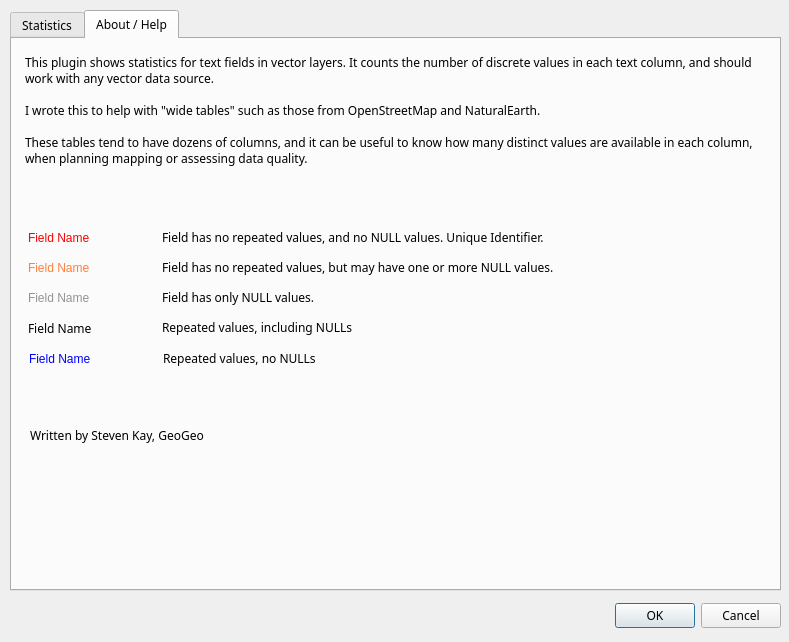
This is VectorTextFieldStatistics_dialog_base.ui in GeoGeo/VectorTextFieldStatistics as Qt 5 draws it before an edit. The edited form follows.
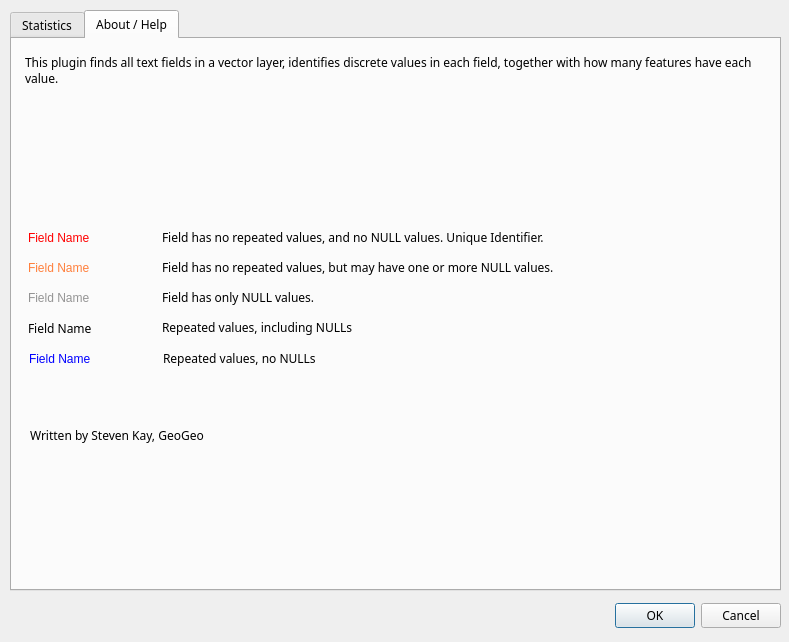
This is the edited form. The open tabs and pages were chosen to show the change.

Commit message: simplified help text, fix to manifest

What changed in the file:
```diff
--- a/VectorTextFieldStatistics_dialog_base.ui
+++ b/VectorTextFieldStatistics_dialog_base.ui
@@ -274,11 +274,7 @@
       </rect>
      </property>
      <property name="text">
-      <string>This plugin shows statistics for text fields in vector layers. It counts the number of discrete values in each text column, and should work with any vector data source. 
-
-I wrote this to help with &quot;wide tables&quot; such as those from OpenStreetMap and NaturalEarth. 
-
-These tables tend to have dozens of columns, and it can be useful to know how many distinct values are available in each column, when planning mapping or assessing data quality.</string>
+      <string>This plugin finds all text fields in a vector layer, identifies discrete values in each field, together with how many features have each value.</string>
      </property>
      <property name="alignment">
       <set>Qt::AlignLeading|Qt::AlignLeft|Qt::AlignTop</set>
```
The commit also changes 1 other file.
